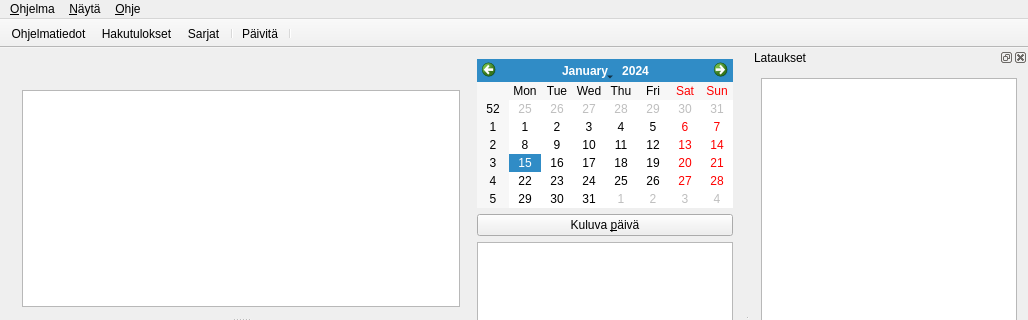
Before: the Qt Designer form mainwindow.ui in thelineva/tvkaistagui, drawn with Qt 5; both pictures show x 0 to 1028 and y 0 to 320 of the 1028 by 600 pixel window.
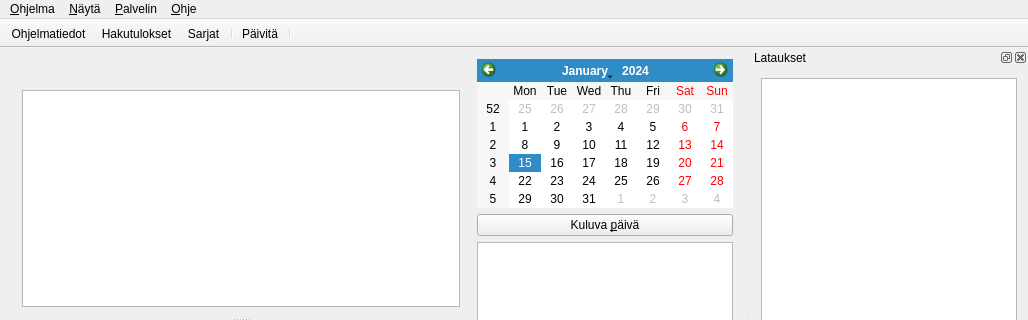
After: the same form once the commit is applied. Icons and pictures are not drawn.

The edit to the form file:
```diff
--- a/mainwindow.ui
+++ b/mainwindow.ui
@@ -252,16 +252,22 @@
     <addaction name="actionDownloads"/>
     <addaction name="actionShortcuts"/>
    </widget>
-   <widget class="QMenu" name="menuOhje">
+   <widget class="QMenu" name="menuHelp">
     <property name="title">
      <string>&amp;Ohje</string>
     </property>
     <addaction name="actionContents"/>
     <addaction name="actionAbout"/>
    </widget>
+   <widget class="QMenu" name="menuServer">
+    <property name="title">
+     <string>&amp;Palvelin</string>
+    </property>
+   </widget>
    <addaction name="menuProgramme"/>
    <addaction name="menuView"/>
-   <addaction name="menuOhje"/>
+   <addaction name="menuServer"/>
+   <addaction name="menuHelp"/>
   </widget>
   <widget class="QToolBar" name="toolBar">
    <property name="windowTitle">
```
